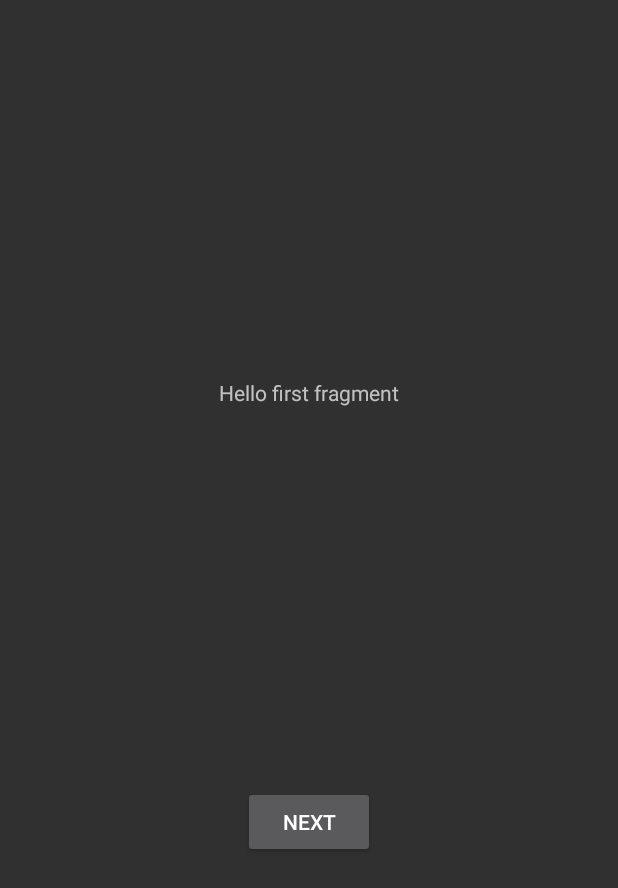
After one commit to NP1022/Huda_Application, an Android app: the fragment First2Fragment shown on its own in the app's theme, on a phone screen of 412 x 824 dp. The commit adds this screen. Shown: the top 888 px of the screen. Run offline under Robolectric (Android 15) with nearby library versions, the phone set to English and light mode, and no system bars.

Commit message:
Added ReturningOrNewUser.java, changed redirecting of user account

```diff
--- /dev/null
+++ b/app/src/main/java/com/example/huda_application/First2Fragment.java
@@ -0,0 +1,47 @@
+package com.example.huda_application;
+
+import android.os.Bundle;
+import android.view.LayoutInflater;
+import android.view.View;
+import android.view.ViewGroup;
+
+import androidx.annotation.NonNull;
+import androidx.fragment.app.Fragment;
+import androidx.navigation.fragment.NavHostFragment;
+
+import com.example.huda_application.databinding.FragmentFirst2Binding;
+
+public class First2Fragment extends Fragment {
+
+    private FragmentFirst2Binding binding;
+
+    @Override
+    public View onCreateView(
+            LayoutInflater inflater, ViewGroup container,
+            Bundle savedInstanceState
+    ) {
+
+        binding = FragmentFirst2Binding.inflate(inflater, container, false);
+        return binding.getRoot();
+
+    }
+
+    public void onViewCreated(@NonNull View view, Bundle savedInstanceState) {
+        super.onViewCreated(view, savedInstanceState);
+
+        binding.buttonFirst.setOnClickListener(new View.OnClickListener() {
+            @Override
+            public void onClick(View view) {
+                NavHostFragment.findNavController(First2Fragment.this)
+                        .navigate(R.id.action_First2Fragment_to_Second2Fragment);
+            }
+        });
+    }
+
+    @Override
+    public void onDestroyView() {
+        super.onDestroyView();
+        binding = null;
+    }
+
+}
--- a/app/src/main/java/com/example/huda_application/MainActivity.java
+++ b/app/src/main/java/com/example/huda_application/MainActivity.java
@@ -249,7 +249,7 @@ public class MainActivity extends AppCompatActivity implements View.OnClickListe
                     {
                         if(mAuth.getCurrentUser().isEmailVerified()) // email must be verified before sign in
                         {
-                            startActivity(new Intent(MainActivity.this , MainApplication.class));
+                            startActivity(new Intent(MainActivity.this , ReturningOrNewUser.class));
                         }
                         else
                         {
--- /dev/null
+++ b/app/src/main/res/layout/fragment_first2.xml
@@ -0,0 +1,28 @@
+<?xml version="1.0" encoding="utf-8"?>
+<androidx.constraintlayout.widget.ConstraintLayout xmlns:android="http://schemas.android.com/apk/res/android"
+    xmlns:app="http://schemas.android.com/apk/res-auto"
+    xmlns:tools="http://schemas.android.com/tools"
+    android:layout_width="match_parent"
+    android:layout_height="match_parent"
+    tools:context=".First2Fragment">
+
+    <TextView
+        android:id="@+id/textview_first"
+        android:layout_width="wrap_content"
+        android:layout_height="wrap_content"
+        android:text="@string/hello_first_fragment"
+        app:layout_constraintBottom_toTopOf="@id/button_first"
+        app:layout_constraintEnd_toEndOf="parent"
+        app:layout_constraintStart_toStartOf="parent"
+        app:layout_constraintTop_toTopOf="parent" />
+
+    <Button
+        android:id="@+id/button_first"
+        android:layout_width="wrap_content"
+        android:layout_height="wrap_content"
+        android:text="@string/next"
+        app:layout_constraintBottom_toBottomOf="parent"
+        app:layout_constraintEnd_toEndOf="parent"
+        app:layout_constraintStart_toStartOf="parent"
+        app:layout_constraintTop_toBottomOf="@id/textview_first" />
+</androidx.constraintlayout.widget.ConstraintLayout>
--- a/app/src/main/res/values/themes.xml
+++ b/app/src/main/res/values/themes.xml
@@ -22,4 +22,13 @@
     <style name="Theme.Huda_Application.AppBarOverlay" parent="ThemeOverlay.AppCompat.Dark.ActionBar" />
 
     <style name="Theme.Huda_Application.PopupOverlay" parent="ThemeOverlay.AppCompat.Light" />
+
+    <style name="NoActionBar">
+        <item name="windowActionBar">false</item>
+        <item name="windowNoTitle">true</item>
+    </style>
+
+    <style name="AppBarOverlay" parent="ThemeOverlay.AppCompat.Dark.ActionBar" />
+
+    <style name="PopupOverlay" parent="ThemeOverlay.AppCompat.Light" />
 </resources>
```
Also changed, not shown: app/src/main/AndroidManifest.xml (+8 -3 lines), app/src/main/java/com/example/huda_application/ReturningOrNewUser.java (added, +59 -0 lines), app/src/main/java/com/example/huda_application/Second2Fragment.java (added, +47 -0 lines), app/src/main/res/layout/activity_returning_or_new_user.xml (added, +42 -0 lines), app/src/main/res/layout/content_returning_or_new_user.xml (added, +19 -0 lines), app/src/main/res/layout/fragment_second2.xml (added, +27 -0 lines), app/src/main/res/values/strings.xml (+78 -87 lines).
